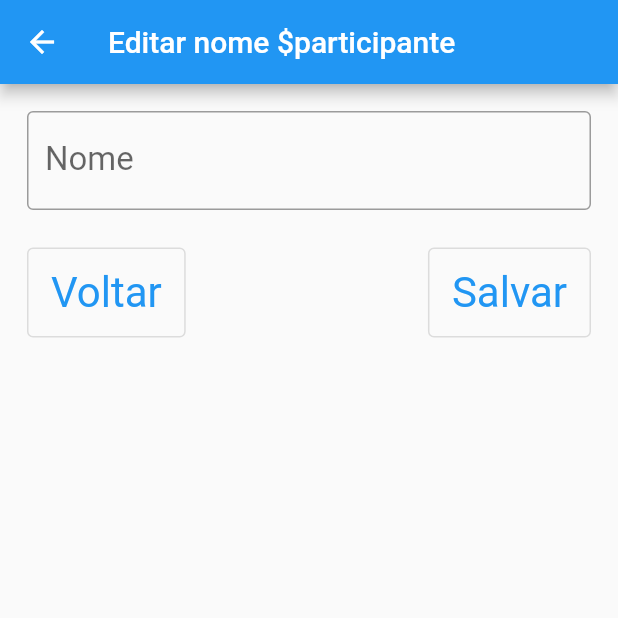
After one commit to Akira-Ssan/JunTos, a Flutter app: the ParticipantesView screen opened by its route, scrolled down 280 dp, after a tap on the "remove circle" icon, on a phone screen of 412 x 824 dp, the top half of it. The commit adds this screen. Run offline on Flutter 3.47's test engine with Material 2 defaults, Android fonts, the phone set to English and light mode, and no system bars; our stand-ins replace device_preview.

Commit message:
Organizando a bagunça

```diff
--- a/projeto_jenice_pay_list/lib/main.dart
+++ b/projeto_jenice_pay_list/lib/main.dart
@@ -7,6 +7,7 @@ import 'package:projeto_jenice_pay_list/view/cadastro_login_view.dart';
 import 'package:projeto_jenice_pay_list/view/gerenciar_compra_coletiva_view.dart';
 import 'package:projeto_jenice_pay_list/view/login_view.dart';
 import 'package:device_preview/device_preview.dart';
+import 'package:projeto_jenice_pay_list/view/participante_editar_view.dart';
 import 'package:projeto_jenice_pay_list/view/participantes_view.dart';
 import 'package:projeto_jenice_pay_list/view/principal_view.dart';
 import 'package:projeto_jenice_pay_list/view/tela_menu_view.dart';
@@ -35,6 +36,7 @@ void main() {
           'CompraColetiva': (context) => CompraColetiva(),
           'CompraColetivaNEview': (context) => CompraColetivaNVview(),
           'Participantes': (context) => ParticipantesView(),
+          'ParticipanteEditar': (context) => ParticipanteEditarView(),
           'Gerenciar': (context) => GerenciarView(),
           'Sobre': (context) => SobreView(),
           //'Cadastro':(context) => CadastroLoginView(),
--- a/projeto_jenice_pay_list/lib/view/gerenciar_compra_coletiva_view.dart
+++ b/projeto_jenice_pay_list/lib/view/gerenciar_compra_coletiva_view.dart
@@ -1,6 +1,6 @@
 import 'package:flutter/material.dart';
 import 'package:projeto_jenice_pay_list/repository/participantes_repo.dart';
-import 'package:projeto_jenice_pay_list/view/ccv_list1.dart';
+import 'package:projeto_jenice_pay_list/models/class_utils.dart';
 
 class GerenciarView extends StatefulWidget {
   const GerenciarView({super.key});
--- /dev/null
+++ b/projeto_jenice_pay_list/lib/view/participante_editar_view.dart
@@ -0,0 +1,79 @@
+import 'package:flutter/material.dart';
+
+class ParticipanteEditarView extends StatefulWidget {
+  const ParticipanteEditarView({super.key});
+
+  @override
+  State<ParticipanteEditarView> createState() => _ParticipanteEditarViewState();
+}
+
+class _ParticipanteEditarViewState extends State<ParticipanteEditarView> {
+  final txteditnome = TextEditingController();
+
+  @override
+  Widget build(BuildContext context) {
+    return Scaffold(
+      appBar: AppBar(
+        title: const Text('Editar nome \$participante'),
+      ),
+      body: Padding(
+        padding: const EdgeInsets.all(18.0),
+        child: Column(
+          children: [
+            TextField(
+              controller: txteditnome,
+              //obscureText: true,
+              style: const TextStyle(
+                fontSize: 22,
+              ),
+              decoration: const InputDecoration(
+                labelText: 'Nome',
+                hintText: 'Digite o novo nome',
+                border: OutlineInputBorder(),
+              ),
+            ),
+            const SizedBox(height: 25),
+            Row(
+              mainAxisAlignment: MainAxisAlignment.spaceBetween,
+              children: [
+                //botão cadastrar
+                OutlinedButton(
+                  style: OutlinedButton.styleFrom(
+                    minimumSize: const Size(60, 60),
+                    textStyle: const TextStyle(
+                      fontSize: 28,
+                    ),
+                  ),
+                  child: const Text('Voltar'),
+                  onPressed: () {
+                    //
+                    //Ação ao pressionar o botão +
+                    //
+                    Navigator.pushNamed(context, 'Participantes');
+                    setState(() {});
+                  },
+                ),
+                OutlinedButton(
+                  style: OutlinedButton.styleFrom(
+                    minimumSize: const Size(60, 60),
+                    textStyle: const TextStyle(
+                      fontSize: 28,
+                    ),
+                  ),
+                  child: const Text('Salvar'),
+                  onPressed: () {
+                    //
+                    //Ação ao pressionar o botão +
+                    //
+                    Navigator.pushNamed(context, 'Participantes');
+                    setState(() {});
+                  },
+                ),
+              ],
+            ),
+          ],
+        ),
+      ),
+    );
+  }
+}
--- a/projeto_jenice_pay_list/lib/view/participantes_view.dart
+++ b/projeto_jenice_pay_list/lib/view/participantes_view.dart
@@ -17,6 +17,12 @@ class _ParticipantesViewState extends State<ParticipantesView> {
 
     return Scaffold(
         appBar: AppBar(
+          leading: IconButton(
+            icon: const Icon(Icons.arrow_back),
+            onPressed: () {
+              Navigator.popAndPushNamed(context, 'TelaMenu');
+            },
+          ),
           title: const Text('Cadastrar participantes'),
         ),
         body: Padding(
@@ -26,7 +32,7 @@ class _ParticipantesViewState extends State<ParticipantesView> {
             children: [
               TextField(
                 controller: txtNome,
-                obscureText: true,
+                //obscureText: true,
                 style: const TextStyle(
                   fontSize: 22,
                 ),
@@ -42,9 +48,25 @@ class _ParticipantesViewState extends State<ParticipantesView> {
                     shrinkWrap: true,
                     itemBuilder: (BuildContext context, int index) {
                       return ListTile(
-                        leading: const Icon(Icons.person_2_sharp),
+                        leading: IconButton(
+                          icon: const Icon(Icons.remove_circle),
+                          color: Colors.redAccent,
+                          onPressed: () {
+                            Navigator.popAndPushNamed(
+                                context, 'ParticipanteEditar');
+                          },
+                        ),
                         title: Text(tabela[index].nome),
-                        trailing: const Icon(Icons.edit),
+                        trailing: IconButton(
+                          icon: const Icon(
+                            Icons.edit,
+                            color: Colors.greenAccent,
+                          ),
+                          onPressed: () {
+                            Navigator.popAndPushNamed(
+                                context, 'ParticipanteEditar');
+                          },
+                        ),
                       );
                     },
                     padding: const EdgeInsets.all(16),
```
Also changed, not shown: projeto_jenice_pay_list/lib/models/class_utils.dart (renamed from projeto_jenice_pay_list/lib/view/ccv_list1.dart, +0 -45 lines), projeto_jenice_pay_list/lib/view/compra_coletiva_view.dart (+1 -8 lines), projeto_jenice_pay_list/lib/view/principal_view.dart (+15 -14 lines), projeto_jenice_pay_list/assets/images/fatec.png (deleted).
